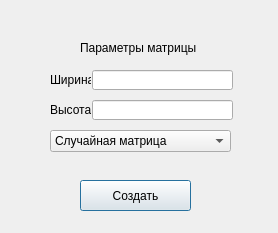
This is startwindow.ui in MikProtopopov/Diplom as Qt 5 draws it before an edit. The edited form follows.
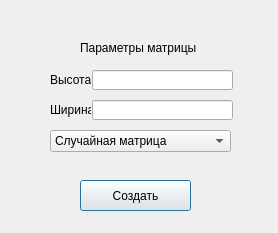
This is the edited form.

Diff of the .ui file:
```diff
--- a/startwindow.ui
+++ b/startwindow.ui
@@ -43,7 +43,7 @@
    <property name="geometry">
     <rect>
      <x>50</x>
-     <y>70</y>
+     <y>100</y>
      <width>41</width>
      <height>20</height>
     </rect>
@@ -56,7 +56,7 @@
    <property name="geometry">
     <rect>
      <x>50</x>
-     <y>100</y>
+     <y>70</y>
      <width>41</width>
      <height>20</height>
     </rect>
```
